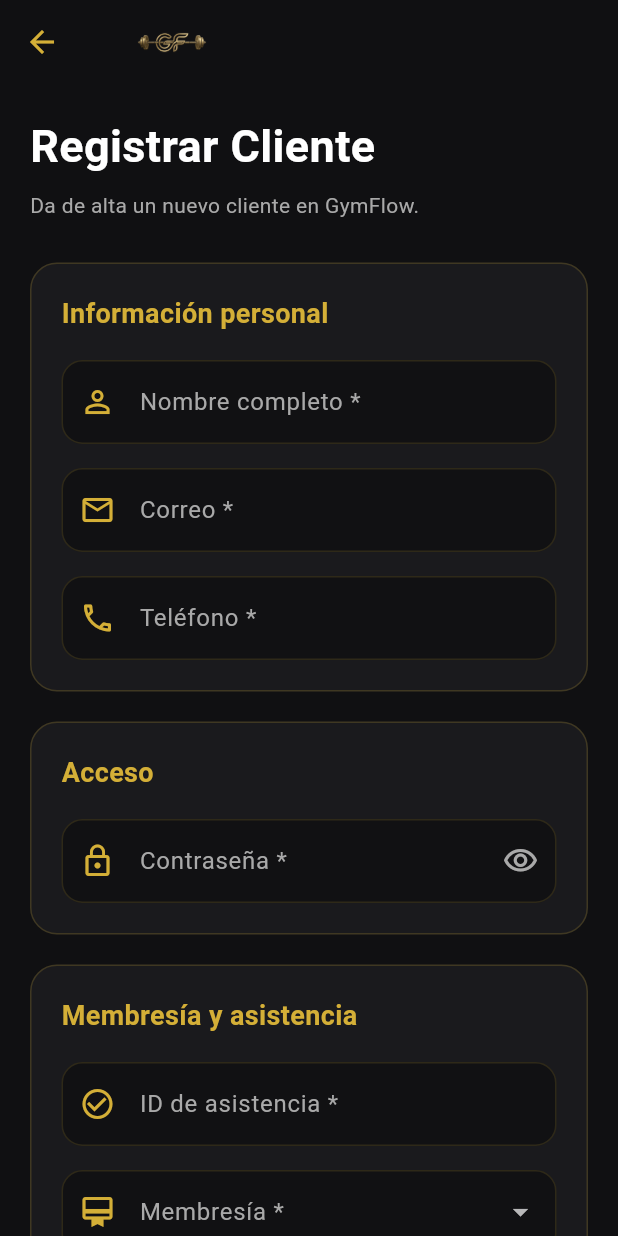
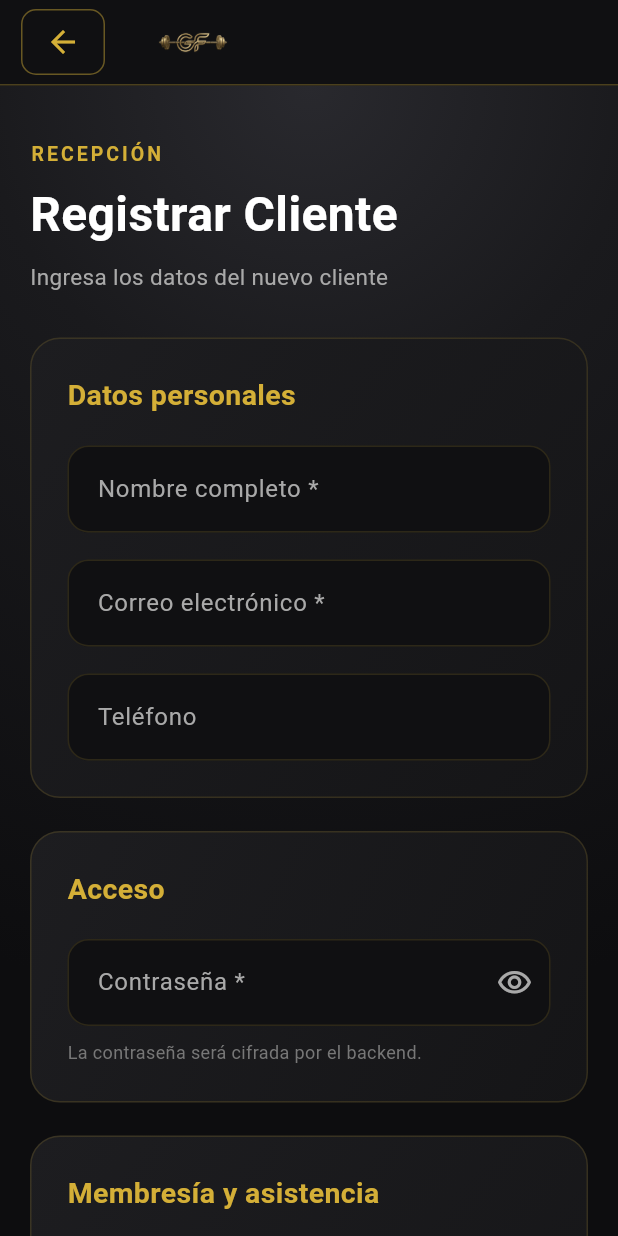
Before and after one commit to Hector2206/GymFlow, a Flutter app: the RegistrarClientePage screen opened directly, on a phone screen of 412 x 824 dp. Run offline on Flutter 3.47's test engine with Material 3 defaults, Android fonts, the phone set to English and light mode, and no system bars; our stand-ins replace google_sign_in, shared_preferences; missing offline and left inert: google_sign_in_web; accounts and stored records are empty.

Commit message:
fix(mobile): alinear registro de cliente con web y backend

```diff
--- a/mobile/lib/pages/registrar_cliente_page.dart
+++ b/mobile/lib/pages/registrar_cliente_page.dart
@@ -31,9 +31,6 @@ class _RegistrarClientePageState
   final TextEditingController passwordController =
       TextEditingController();
 
-  final TextEditingController idAsistenciaController =
-      TextEditingController();
-
   final TextEditingController costoMensualController =
       TextEditingController();
 
@@ -51,7 +48,6 @@ class _RegistrarClientePageState
     correoController.dispose();
     telefonoController.dispose();
     passwordController.dispose();
-    idAsistenciaController.dispose();
     costoMensualController.dispose();
     costoAnualController.dispose();
 
@@ -102,6 +98,10 @@ class _RegistrarClientePageState
       return;
     }
 
+    if (cargando) {
+      return;
+    }
+
     setState(() {
       cargando = true;
     });
@@ -114,9 +114,6 @@ class _RegistrarClientePageState
 
         password:
             passwordController.text,
-
-        idAsistencia:
-            idAsistenciaController.text.trim(),
 
         nombreCompleto:
             nombreController.text.trim(),
@@ -188,7 +185,6 @@ class _RegistrarClientePageState
     correoController.clear();
     telefonoController.clear();
     passwordController.clear();
-    idAsistenciaController.clear();
     costoMensualController.clear();
     costoAnualController.clear();
 
@@ -208,24 +204,57 @@ class _RegistrarClientePageState
     const silver =
         Color(0xFFA9A9A9);
 
+    const dark =
+        Color(0xFF101012);
+
     return Scaffold(
       backgroundColor:
-          const Color(0xFF101012),
+          dark,
 
       appBar: AppBar(
         backgroundColor:
-            const Color(0xFF101012),
+            dark,
 
         elevation: 0,
 
-        leading: IconButton(
+        leadingWidth: 70,
+
+        leading: Padding(
+          padding:
+              const EdgeInsets.only(
+            left: 14,
+            top: 6,
+            bottom: 6,
+          ),
+
+          child: Container(
+            decoration:
+                BoxDecoration(
+              borderRadius:
+                  BorderRadius.circular(
+                10,
+              ),
+
+              border:
+                  Border.all(
+                color:
+                    gold.withValues(
+                  alpha: 0.45,
+                ),
+              ),
+            ),
+
+            child: IconButton(
               onPressed: () {
                 Navigator.of(context).pop();
               },
 
-          icon: const Icon(
+              icon:
+                  const Icon(
                 Icons.arrow_back,
                 color: gold,
+              ),
+            ),
           ),
         ),
 
@@ -233,20 +262,68 @@ class _RegistrarClientePageState
           'assets/Logo_GymFlow.png',
           height: 48,
         ),
+
+        bottom: PreferredSize(
+          preferredSize:
+              const Size.fromHeight(
+            1,
           ),
 
-      body: SafeArea(
-        child: SingleChildScrollView(
+          child: Container(
+            height: 1,
+
+            color:
+                gold.withValues(
+              alpha: 0.30,
+            ),
+          ),
+        ),
+      ),
+
+      body: Container(
+        width:
+            double.infinity,
+
+        decoration:
+            const BoxDecoration(
+          gradient:
+              RadialGradient(
+            center:
+                Alignment.topCenter,
+
+            radius:
+                1.5,
+
+            colors: [
+              Color(0xFF29292E),
+              coal,
+              Color(0xFF0D0D0F),
+            ],
+
+            stops: [
+              0.0,
+              0.35,
+              1.0,
+            ],
+          ),
+        ),
+
+        child: SafeArea(
+          top: false,
+
+          child:
+              SingleChildScrollView(
             padding:
                 const EdgeInsets.fromLTRB(
               20,
+              36,
               20,
-            20,
-            40,
+              50,
             ),
 
             child: Center(
-            child: ConstrainedBox(
+              child:
+                  ConstrainedBox(
                 constraints:
                     const BoxConstraints(
                   maxWidth: 650,
@@ -261,6 +338,26 @@ class _RegistrarClientePageState
 
                     children: [
                       const Text(
+                        'RECEPCIÓN',
+
+                        style:
+                            TextStyle(
+                          color: gold,
+
+                          fontSize: 13,
+
+                          fontWeight:
+                              FontWeight.bold,
+
+                          letterSpacing: 2,
+                        ),
+                      ),
+
+                      const SizedBox(
+                        height: 8,
+                      ),
+
+                      const Text(
                         'Registrar Cliente',
 
                         style:
@@ -268,7 +365,7 @@ class _RegistrarClientePageState
                           color:
                               Colors.white,
 
-                        fontSize: 30,
+                          fontSize: 32,
 
                           fontWeight:
                               FontWeight.bold,
@@ -280,23 +377,25 @@ class _RegistrarClientePageState
                       ),
 
                       const Text(
-                      'Da de alta un nuevo cliente en GymFlow.',
+                        'Ingresa los datos del nuevo cliente',
 
                         style:
                             TextStyle(
                           color: silver,
 
-                        fontSize: 14,
+                          fontSize: 15,
+
+                          height: 1.4,
                         ),
                       ),
 
                       const SizedBox(
-                      height: 28,
+                        height: 30,
                       ),
 
                       _section(
                         titulo:
-                          'Información personal',
+                            'Datos personales',
 
                         child:
                             Column(
@@ -308,8 +407,11 @@ class _RegistrarClientePageState
                               label:
                                   'Nombre completo *',
 
-                            icon:
-                                Icons.person_outline,
+                              hint:
+                                  'Nombre completo del cliente',
+
+                              keyboardType:
+                                  TextInputType.name,
 
                               validator:
                                   (value) {
@@ -318,7 +420,7 @@ class _RegistrarClientePageState
                                     value
                                         .trim()
                                         .isEmpty) {
-                                return 'Ingresa el nombre completo';
+                                  return 'El nombre completo es obligatorio.';
                                 }
 
                                 return null;
@@ -326,7 +428,7 @@ class _RegistrarClientePageState
                             ),
 
                             const SizedBox(
-                            height: 16,
+                              height: 18,
                             ),
 
                             _input(
@@ -334,10 +436,10 @@ class _RegistrarClientePageState
                                   correoController,
 
                               label:
-                                'Correo *',
+                                  'Correo electrónico *',
 
-                            icon:
-                                Icons.email_outlined,
+                              hint:
+                                  'cliente@gymflow.com',
 
                               keyboardType:
                                   TextInputType
@@ -350,7 +452,7 @@ class _RegistrarClientePageState
                                         '';
 
                                 if (correo.isEmpty) {
-                                return 'Ingresa el correo';
+                                  return 'El correo es obligatorio.';
                                 }
 
                                 final valido =
@@ -361,7 +463,7 @@ class _RegistrarClientePageState
                                 );
 
                                 if (!valido) {
-                                return 'Ingresa un correo válido';
+                                  return 'Ingresa un correo electrónico válido.';
                                 }
 
                                 return null;
@@ -369,7 +471,7 @@ class _RegistrarClientePageState
                             ),
 
                             const SizedBox(
-                            height: 16,
+                              height: 18,
                             ),
 
                             _input(
@@ -377,33 +479,20 @@ class _RegistrarClientePageState
                                   telefonoController,
 
                               label:
-                                'Teléfono *',
+                                  'Teléfono',
 
-                            icon:
-                                Icons.phone_outlined,
+                              hint:
+                                  '4421234567',
 
                               keyboardType:
                                   TextInputType.phone,
-
-                            validator:
-                                (value) {
-                              if (value ==
-                                      null ||
-                                  value
-                                      .trim()
-                                      .isEmpty) {
-                                return 'Ingresa el teléfono';
-                              }
-
-                              return null;
-                            },
                             ),
                           ],
                         ),
                       ),
 
                       const SizedBox(
-                      height: 20,
+                        height: 22,
                       ),
 
                       _section(
@@ -411,6 +500,11 @@ class _RegistrarClientePageState
                             'Acceso',
 
                         child:
+                            Column(
+                          crossAxisAlignment:
+                              CrossAxisAlignment.start,
+
+                          children: [
                             TextFormField(
                               controller:
                                   passwordController,
@@ -429,8 +523,8 @@ class _RegistrarClientePageState
                                 label:
                                     'Contraseña *',
 
-                          icon:
-                              Icons.lock_outline,
+                                hint:
+                                    'Mínimo 6 caracteres',
 
                                 suffix:
                                     IconButton(
@@ -449,7 +543,8 @@ class _RegistrarClientePageState
                                         : Icons
                                             .visibility_off_outlined,
 
-                              color: silver,
+                                    color:
+                                        silver,
                                   ),
                                 ),
                               ),
@@ -459,21 +554,42 @@ class _RegistrarClientePageState
                                 if (value ==
                                         null ||
                                     value.isEmpty) {
-                            return 'Ingresa una contraseña';
+                                  return 'La contraseña es obligatoria.';
                                 }
 
                                 if (value.length <
                                     6) {
-                            return 'Mínimo 6 caracteres';
+                                  return 'La contraseña debe tener al menos 6 caracteres.';
                                 }
 
                                 return null;
                               },
                             ),
+
+                            const SizedBox(
+                              height: 9,
+                            ),
+
+                            const Text(
+                              'La contraseña será cifrada por el backend.',
+
+                              style:
+                                  TextStyle(
+                                color:
+                                    Color(
+                                  0xFF777777,
+                                ),
+
+                                fontSize:
+                                    12,
+                              ),
+                            ),
+                          ],
+                        ),
                       ),
 
                       const SizedBox(
-                      height: 20,
+                        height: 22,
                       ),
 
                       _section(
@@ -483,35 +599,6 @@ class _RegistrarClientePageState
                         child:
                             Column(
                           children: [
-                          _input(
-                            controller:
-                                idAsistenciaController,
-
-                            label:
-                                'ID de asistencia *',
-
-                            icon:
-                                Icons
-                                    .check_circle_outline,
-
-                            validator:
-                                (value) {
-                              if (value ==
-                                      null ||
-                                  value
-                                      .trim()
-                                      .isEmpty) {
-                                return 'Ingresa el ID de asistencia';
-                              }
-
-                              return null;
-                            },
-                          ),
-
-                          const SizedBox(
-                            height: 16,
-                          ),
-
                             DropdownButtonFormField<int>(
                               initialValue:
                                   idMembresia,
@@ -530,16 +617,17 @@ class _RegistrarClientePageState
                                 label:
                                     'Membresía *',
 
-                              icon:
-                                  Icons
-                                      .card_membership_outlined,
+                                hint:
+                                    'Selecciona una opción',
                               ),
 
                               items:
                                   const [
                                 DropdownMenuItem(
                                   value: 1,
-                                child: Text(
+
+                                  child:
+                                      Text(
                                     'BasicFlow',
                                   ),
                                 ),
@@ -559,7 +647,7 @@ class _RegistrarClientePageState
                                   (value) {
                                 if (value ==
                                     null) {
-                                return 'Selecciona una membresía';
+                                  return 'Selecciona una membresía válida.';
                                 }
 
                                 return null;
@@ -567,7 +655,7 @@ class _RegistrarClientePageState
                             ),
 
                             const SizedBox(
-                            height: 16,
+                              height: 18,
                             ),
 
                             _input(
@@ -577,8 +665,8 @@ class _RegistrarClientePageState
                               label:
                                   'Costo mensual *',
 
-                            icon:
-                                Icons.attach_money,
+                              hint:
+                                  '0.00',
 
                               keyboardType:
                                   const TextInputType
@@ -591,7 +679,7 @@ class _RegistrarClientePageState
                             ),
 
                             const SizedBox(
-                            height: 16,
+                              height: 18,
                             ),
 
                             _input(
@@ -601,8 +689,8 @@ class _RegistrarClientePageState
                               label:
                                   'Costo anual *',
 
-                            icon:
-                                Icons.payments_outlined,
+                              hint:
+                                  '0.00',
 
                               keyboardType:
                                   const TextInputType
@@ -625,44 +713,14 @@ class _RegistrarClientePageState
                         width:
                             double.infinity,
 
-                      height: 54,
+                        height: 56,
 
                         child:
-                          ElevatedButton.icon(
+                            ElevatedButton(
                           onPressed:
                               cargando
                                   ? null
                                   : registrarCliente,
-
-                        icon:
-                            cargando
-                                ? const SizedBox(
-                                    width:
-                                        20,
-
-                                    height:
-                                        20,
-
-                                    child:
-                                        CircularProgressIndicator(
-                                      strokeWidth:
-                                          2.5,
-
-                                      color:
-                                          coal,
-                                    ),
-                                  )
-                                : const Icon(
-                                    Icons
-                                        .person_add_alt_1,
-                                  ),
-
-                        label:
-                            Text(
-                          cargando
-                              ? 'Registrando...'
-                              : 'Registrar Cliente',
-                        ),
 
                           style:
                               ElevatedButton
@@ -689,16 +747,55 @@ class _RegistrarClientePageState
 
                             textStyle:
                                 const TextStyle(
-                            fontSize:
-                                16,
+                              fontSize: 16,
 
                               fontWeight:
                                   FontWeight.bold,
                             ),
                           ),
+
+                          child:
+                              cargando
+                                  ? const Row(
+                                      mainAxisAlignment:
+                                          MainAxisAlignment
+                                              .center,
+
+                                      children: [
+                                        SizedBox(
+                                          width:
+                                              20,
+
+                                          height:
+                                              20,
+
+                                          child:
+                                              CircularProgressIndicator(
+                                            strokeWidth:
+                                                2.5,
+
+                                            color:
+                                                coal,
+                                          ),
+                                        ),
+
+                                        SizedBox(
+                                          width:
+                                              12,
+                                        ),
+
+                                        Text(
+                                          'Registrando...',
+                                        ),
+                                      ],
+                                    )
+                                  : const Text(
+                                      'Registrar cliente',
+                                    ),
                         ),
                       ),
                     ],
+                  ),
                 ),
               ),
             ),
@@ -739,32 +836,41 @@ class _RegistrarClientePageState
     const gold =
         Color(0xFFD4AF37);
 
-    const coal =
-        Color(0xFF1A1A1D);
-
     return Container(
       width:
           double.infinity,
 
       padding:
           const EdgeInsets.all(
-        20,
+        24,
       ),
 
       decoration:
           BoxDecoration(
-        color: coal,
+        gradient:
+            const LinearGradient(
+          begin:
+              Alignment.topLeft,
+
+          end:
+              Alignment.bottomRight,
+
+          colors: [
+            Color(0xFF1D1D20),
+            Color(0xFF151517),
+          ],
+        ),
 
         borderRadius:
             BorderRadius.circular(
-          18,
+          20,
         ),
 
         border:
             Border.all(
           color:
               gold.withValues(
-            alpha: 0.20,
+            alpha: 0.16,
           ),
         ),
       ),
@@ -781,7 +887,7 @@ class _RegistrarClientePageState
                 const TextStyle(
               color: gold,
 
-              fontSize: 18,
+              fontSize: 19,
 
               fontWeight:
                   FontWeight.bold,
@@ -789,7 +895,7 @@ class _RegistrarClientePageState
           ),
 
           const SizedBox(
-            height: 18,
+            height: 20,
           ),
 
           child,
@@ -801,7 +907,7 @@ class _RegistrarClientePageState
   Widget _input({
     required TextEditingController controller,
     required String label,
-    required IconData icon,
+    required String hint,
 
     TextInputType keyboardType =
         TextInputType.text,
@@ -826,8 +932,8 @@ class _RegistrarClientePageState
         label:
             label,
 
-        icon:
-            icon,
+        hint:
+            hint,
       ),
 
       validator:
@@ -837,7 +943,7 @@ class _RegistrarClientePageState
 
   InputDecoration _decoracion({
     required String label,
-    required IconData icon,
+    required String hint,
     Widget? suffix,
   }) {
     const gold =
@@ -850,15 +956,18 @@ class _RegistrarClientePageState
       labelText:
           label,
 
+      hintText:
+          hint,
+
       labelStyle:
           const TextStyle(
         color: silver,
       ),
 
-      prefixIcon:
-          Icon(
-        icon,
-        color: gold,
+      hintStyle:
+          const TextStyle(
+        color:
+            Color(0xFF777777),
       ),
 
       suffixIcon:
@@ -869,7 +978,13 @@ class _RegistrarClientePageState
 
       fillColor:
           const Color(
-        0xFF111113,
+        0xFF101012,
+      ),
+
+      contentPadding:
+          const EdgeInsets.symmetric(
+        horizontal: 16,
+        vertical: 17,
       ),
 
       border:
@@ -925,6 +1040,22 @@ class _RegistrarClientePageState
               Color(0xFF990000),
         ),
       ),
+
+      focusedErrorBorder:
+          OutlineInputBorder(
+        borderRadius:
+            BorderRadius.circular(
+          14,
+        ),
+
+        borderSide:
+            const BorderSide(
+          color:
+              Color(0xFF990000),
+
+          width: 1.5,
+        ),
+      ),
     );
   }
 }
--- a/mobile/lib/services/cliente_service.dart
+++ b/mobile/lib/services/cliente_service.dart
@@ -9,7 +9,6 @@ class ClienteService {
   Future<Map<String, dynamic>> registrarCliente({
     required String correo,
     required String password,
-    required String idAsistencia,
     required String nombreCompleto,
     required String telefono,
     required int idMembresia,
@@ -30,6 +29,9 @@ class ClienteService {
       };
     }
 
+    final telefonoLimpio =
+        telefono.trim();
+
     final response =
         await http.post(
       Uri.parse(
@@ -46,12 +48,12 @@ class ClienteService {
             correo.trim(),
         'Password':
             password,
-        'IdAsistencia':
-            idAsistencia.trim(),
         'NombreCompleto':
             nombreCompleto.trim(),
         'Telefono':
-            telefono.trim(),
+            telefonoLimpio.isEmpty
+                ? null
+                : telefonoLimpio,
         'IdMembresia':
             idMembresia,
         'CostoMensual':
```
Lines whose indentation alone changed are shown as unchanged.
